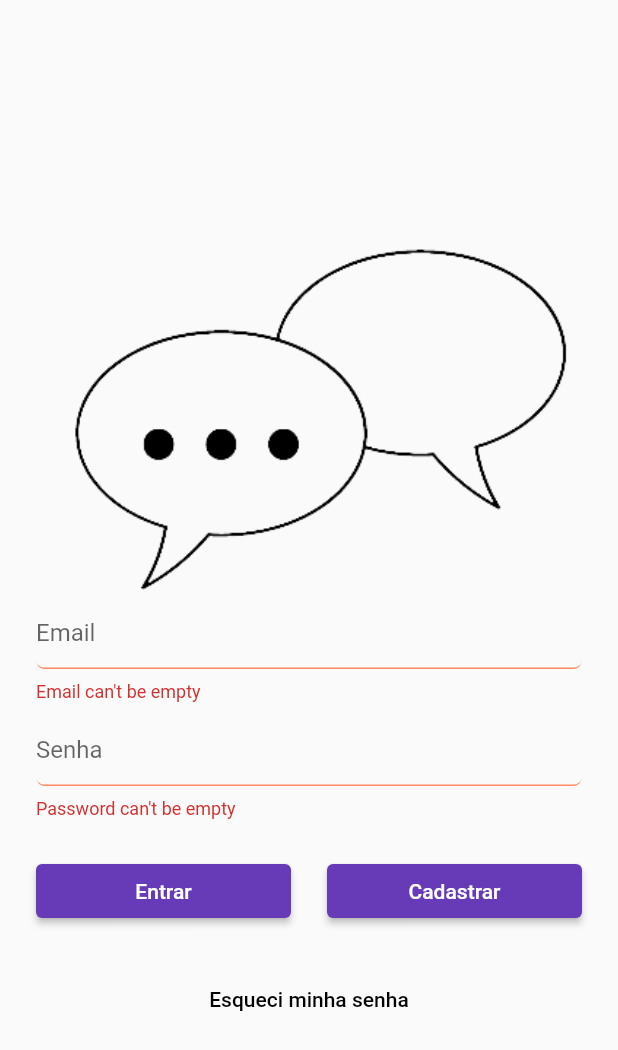
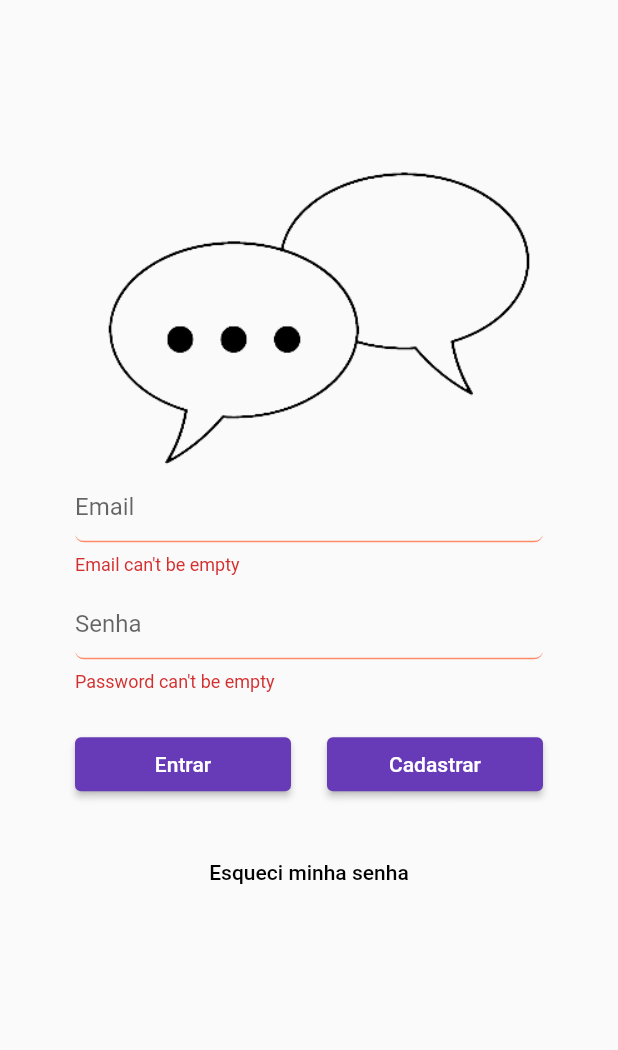
Before and after one commit to viihcullen/yourop, a Flutter app: the screen it shows after launch, after a tap on "Entrar", on a phone screen of 412 x 824 dp. Shown: the top 1050 px of the screen. Run offline on Flutter 3.47's test engine with Material 2 defaults, Android fonts, the phone set to English and light mode, and no system bars; our stand-ins replace firebase_auth, firebase_core, flutter_rating_bar; accounts and stored records are empty; project files that could hold a hidden picture were left out.

Commit message:
Arrumei o layout do Login

```diff
--- a/lib/main.dart
+++ b/lib/main.dart
@@ -1,5 +1,5 @@
 import 'package:flutter/material.dart';
-import 'package:yourop/screen/Login/Cadastrar/ValidarEmail/LoginPage.dart';
+import 'package:yourop/screen/Login/LoginPage.dart';
 
 void main() => runApp(YourOpApp());
 
--- a/lib/screen/Login/Cadastrar/RegisterPage.dart
+++ b/lib/screen/Login/Cadastrar/RegisterPage.dart
@@ -31,16 +31,15 @@ class _RegisterPageState extends State<RegisterPage> {
         _focusPassword.unfocus();
       },
       child: Scaffold(
-        appBar: AppBar(
-          title: Text('Cadastrar'),
-        ),
-        body: Padding(
-          padding: const EdgeInsets.all(24.0),
-          child: Center(
+        body: Center(
+          child: Container(
+            padding: EdgeInsets.symmetric(vertical: 50, horizontal: 50),
+            child: SingleChildScrollView(
               child: Column(
                 mainAxisAlignment: MainAxisAlignment.center,
+                crossAxisAlignment: CrossAxisAlignment.stretch,
                 children: [
-                Image.asset("logo.png"),
+                  Image.asset("assets/logo.png"),
                   Form(
                     key: _registerFormKey,
                     child: Column(
@@ -83,6 +82,7 @@ class _RegisterPageState extends State<RegisterPage> {
                           controller: _passwordTextController,
                           focusNode: _focusPassword,
                           obscureText: true,
+                          autofocus: true,
                           validator: (value) => Validator.validatePassword(
                             password: value,
                           ),
@@ -127,7 +127,8 @@ class _RegisterPageState extends State<RegisterPage> {
                                                 .pushAndRemoveUntil(
                                               MaterialPageRoute(
                                                 builder: (context) =>
-                                                  ValidarEmailPage(user: user),
+                                                    ValidarEmailPage(
+                                                        user: user),
                                               ),
                                               ModalRoute.withName('/'),
                                             );
@@ -150,6 +151,7 @@ class _RegisterPageState extends State<RegisterPage> {
             ),
           ),
         ),
+      ),
     );
   }
 }
--- a/lib/screen/Login/Cadastrar/ValidarEmail/LoginPage.dart
+++ /dev/null
@@ -1,205 +0,0 @@
-import 'package:firebase_auth/firebase_auth.dart';
-import 'package:firebase_core/firebase_core.dart';
-import 'package:yourop/services/firebase_options.dart';
-import 'package:flutter/material.dart';
-import 'package:yourop/navigation_controller.dart';
-import 'package:yourop/screen/Login/Cadastrar/ValidarEmail/ValidarEmailPage.dart';
-import 'package:yourop/services/validator.dart';
-import 'package:yourop/services/fire_auth.dart';
-import '../RegisterPage.dart';
-
-class LoginPage extends StatefulWidget {
-  @override
-  _LoginPageState createState() => _LoginPageState();
-}
-
-class _LoginPageState extends State<LoginPage> {
-  final _formKey = GlobalKey<FormState>();
-
-  final _emailTextController = TextEditingController();
-  final _passwordTextController = TextEditingController();
-
-  final _focusEmail = FocusNode();
-  final _focusPassword = FocusNode();
-
-  bool _isProcessing = false;
-
-  Future<FirebaseApp> _initializeFirebase() async {
-    FirebaseApp firebaseApp = await Firebase.initializeApp(
-        options: DefaultFirebaseOptions.currentPlatform);
-
-    User? user = FirebaseAuth.instance.currentUser;
-
-    if (user != null) {
-      Navigator.of(context).push(
-        MaterialPageRoute(
-            builder: (context) => NavigationController(),
-            fullscreenDialog: false),
-      );
-    }
-
-    return firebaseApp;
-  }
-
-  @override
-  Widget build(BuildContext context) {
-    return GestureDetector(
-      onTap: () {
-        _focusEmail.unfocus();
-        _focusPassword.unfocus();
-      },
-      child: Scaffold(
-        body: FutureBuilder(
-          future: _initializeFirebase(),
-          builder: (context, snapshot) {
-            if (snapshot.connectionState == ConnectionState.done) {
-              return Padding(
-                padding: const EdgeInsets.only(
-                    left: 24.0, right: 24.0, top: 15, bottom: 0),
-                child: Column(
-                  mainAxisAlignment: MainAxisAlignment.center,
-                  children: [
-                    Image.asset("assets/logo.png"),
-                    Form(
-                      key: _formKey,
-                      child: Column(
-                        children: <Widget>[
-                          TextFormField(
-                            controller: _emailTextController,
-                            focusNode: _focusEmail,
-                            validator: (value) => Validator.validateEmail(
-                              email: value,
-                            ),
-                            decoration: InputDecoration(
-                              hintText: "Email",
-                              errorBorder: UnderlineInputBorder(
-                                borderRadius: BorderRadius.circular(6.0),
-                                borderSide: BorderSide(
-                                  color: Colors.deepOrange.shade300,
-                                ),
-                              ),
-                            ),
-                          ),
-                          SizedBox(height: 8.0),
-                          TextFormField(
-                            controller: _passwordTextController,
-                            focusNode: _focusPassword,
-                            obscureText: true,
-                            validator: (value) => Validator.validatePassword(
-                              password: value,
-                            ),
-                            decoration: InputDecoration(
-                              hintText: "Senha",
-                              errorBorder: UnderlineInputBorder(
-                                borderRadius: BorderRadius.circular(6.0),
-                                borderSide: BorderSide(
-                                  color: Colors.deepOrange.shade300,
-                                ),
-                              ),
-                            ),
-                          ),
-                          SizedBox(height: 24.0),
-                          _isProcessing
-                              ? CircularProgressIndicator()
-                              : Row(
-                                  mainAxisAlignment:
-                                      MainAxisAlignment.spaceBetween,
-                                  children: [
-                                    Expanded(
-                                      child: ElevatedButton(
-                                        onPressed: () async {
-                                          _focusEmail.unfocus();
-                                          _focusPassword.unfocus();
-
-                                          if (_formKey.currentState!
-                                              .validate()) {
-                                            setState(() {
-                                              _isProcessing = true;
-                                            });
-
-                                            User? user = await FireAuth
-                                                .signInUsingEmailPassword(
-                                              email: _emailTextController.text,
-                                              password:
-                                                  _passwordTextController.text,
-                                            );
-
-                                            setState(() {
-                                              _isProcessing = false;
-                                            });
-
-                                            if (user != null) {
-                                              Navigator.of(context)
-                                                  .pushReplacement(
-                                                MaterialPageRoute(
-                                                  builder: (context) =>
-                                                      ValidarEmailPage(
-                                                          user: user),
-                                                ),
-                                              );
-                                            }
-                                          }
-                                        },
-                                        child: Text(
-                                          'Entrar',
-                                          style: TextStyle(color: Colors.white),
-                                        ),
-                                      ),
-                                    ),
-                                    SizedBox(
-                                      width: 24.0,
-                                      height: 24.0,
-                                    ),
-                                    Expanded(
-                                      child: ElevatedButton(
-                                        onPressed: () {
-                                          Navigator.of(context).push(
-                                            MaterialPageRoute(
-                                              builder: (context) =>
-                                                  RegisterPage(),
-                                            ),
-                                          );
-                                        },
-                                        child: Text(
-                                          'Cadastrar',
-                                          style: TextStyle(color: Colors.white),
-                                        ),
-                                      ),
-                                    ),
-                                  ],
-                                ),
-                          SizedBox(
-                            height: 24.0,
-                          ),
-                          Container(
-                            child: TextButton(
-                              onPressed: () {
-                                Navigator.of(context).push(
-                                  MaterialPageRoute(
-                                    builder: (context) => RegisterPage(),
-                                  ),
-                                );
-                              },
-                              child: Text(
-                                'Esqueci minha senha',
-                                style: TextStyle(color: Colors.black),
-                              ),
-                            ),
-                          ),
-                        ],
-                      ),
-                    )
-                  ],
-                ),
-              );
-            }
-
-            return Center(
-              child: CircularProgressIndicator(),
-            );
-          },
-        ),
-      ),
-    );
-  }
-}
--- a/lib/screen/Login/Cadastrar/ValidarEmail/ValidarEmailPage.dart
+++ b/lib/screen/Login/Cadastrar/ValidarEmail/ValidarEmailPage.dart
@@ -1,6 +1,6 @@
 import 'package:firebase_auth/firebase_auth.dart';
 import 'package:flutter/material.dart';
-import 'LoginPage.dart';
+import '../../LoginPage.dart';
 import 'package:yourop/services/fire_auth.dart';
 
 class ValidarEmailPage extends StatefulWidget {
--- /dev/null
+++ b/lib/screen/Login/LoginPage.dart
@@ -0,0 +1,215 @@
+import 'package:firebase_auth/firebase_auth.dart';
+import 'package:firebase_core/firebase_core.dart';
+import 'package:yourop/services/firebase_options.dart';
+import 'package:flutter/material.dart';
+import 'package:yourop/navigation_controller.dart';
+import 'package:yourop/screen/Login/Cadastrar/ValidarEmail/ValidarEmailPage.dart';
+import 'package:yourop/services/validator.dart';
+import 'package:yourop/services/fire_auth.dart';
+import 'Cadastrar/RegisterPage.dart';
+
+class LoginPage extends StatefulWidget {
+  @override
+  _LoginPageState createState() => _LoginPageState();
+}
+
+class _LoginPageState extends State<LoginPage> {
+  final _formKey = GlobalKey<FormState>();
+
+  final _emailTextController = TextEditingController();
+  final _passwordTextController = TextEditingController();
+
+  final _focusEmail = FocusNode();
+  final _focusPassword = FocusNode();
+
+  bool _isProcessing = false;
+
+  Future<FirebaseApp> _initializeFirebase() async {
+    FirebaseApp firebaseApp = await Firebase.initializeApp(
+        options: DefaultFirebaseOptions.currentPlatform);
+
+    User? user = FirebaseAuth.instance.currentUser;
+
+    if (user != null) {
+      Navigator.of(context).push(
+        MaterialPageRoute(
+            builder: (context) => NavigationController(),
+            fullscreenDialog: false),
+      );
+    }
+
+    return firebaseApp;
+  }
+
+  @override
+  Widget build(BuildContext context) {
+    return GestureDetector(
+      onTap: () {
+        _focusEmail.unfocus();
+        _focusPassword.unfocus();
+      },
+      child: Scaffold(
+        body: FutureBuilder(
+          future: _initializeFirebase(),
+          builder: (context, snapshot) {
+            if (snapshot.connectionState == ConnectionState.done) {
+              return Center(
+                child: Container(
+                  width: MediaQuery.of(context).size.width,
+                  height: MediaQuery.of(context).size.height,
+                  padding: EdgeInsets.symmetric(horizontal: 50, vertical: 100),
+                  child: SingleChildScrollView(
+                    child: Column(
+                      mainAxisAlignment: MainAxisAlignment.center,
+                      children: [
+                        Image.asset("assets/logo.png"),
+                        Form(
+                          key: _formKey,
+                          child: Column(
+                            children: <Widget>[
+                              TextFormField(
+                                controller: _emailTextController,
+                                focusNode: _focusEmail,
+                                validator: (value) => Validator.validateEmail(
+                                  email: value,
+                                ),
+                                decoration: InputDecoration(
+                                  hintText: "Email",
+                                  errorBorder: UnderlineInputBorder(
+                                    borderRadius: BorderRadius.circular(6.0),
+                                    borderSide: BorderSide(
+                                      color: Colors.deepOrange.shade300,
+                                    ),
+                                  ),
+                                ),
+                              ),
+                              SizedBox(height: 8.0),
+                              TextFormField(
+                                controller: _passwordTextController,
+                                focusNode: _focusPassword,
+                                obscureText: true,
+                                validator: (value) =>
+                                    Validator.validatePassword(
+                                  password: value,
+                                ),
+                                decoration: InputDecoration(
+                                  hintText: "Senha",
+                                  errorBorder: UnderlineInputBorder(
+                                    borderRadius: BorderRadius.circular(6.0),
+                                    borderSide: BorderSide(
+                                      color: Colors.deepOrange.shade300,
+                                    ),
+                                  ),
+                                ),
+                              ),
+                              SizedBox(height: 24.0),
+                              _isProcessing
+                                  ? CircularProgressIndicator()
+                                  : Row(
+                                      mainAxisAlignment:
+                                          MainAxisAlignment.spaceBetween,
+                                      children: [
+                                        Expanded(
+                                          child: ElevatedButton(
+                                            onPressed: () async {
+                                              _focusEmail.unfocus();
+                                              _focusPassword.unfocus();
+
+                                              if (_formKey.currentState!
+                                                  .validate()) {
+                                                setState(() {
+                                                  _isProcessing = true;
+                                                });
+
+                                                User? user = await FireAuth
+                                                    .signInUsingEmailPassword(
+                                                  email:
+                                                      _emailTextController.text,
+                                                  password:
+                                                      _passwordTextController
+                                                          .text,
+                                                );
+
+                                                setState(() {
+                                                  _isProcessing = false;
+                                                });
+
+                                                if (user != null) {
+                                                  Navigator.of(context)
+                                                      .pushReplacement(
+                                                    MaterialPageRoute(
+                                                      builder: (context) =>
+                                                          ValidarEmailPage(
+                                                              user: user),
+                                                    ),
+                                                  );
+                                                }
+                                              }
+                                            },
+                                            child: Text(
+                                              'Entrar',
+                                              style: TextStyle(
+                                                  color: Colors.white),
+                                            ),
+                                          ),
+                                        ),
+                                        SizedBox(
+                                          width: 24.0,
+                                          height: 24.0,
+                                        ),
+                                        Expanded(
+                                          child: ElevatedButton(
+                                            onPressed: () {
+                                              Navigator.of(context).push(
+                                                MaterialPageRoute(
+                                                  builder: (context) =>
+                                                      RegisterPage(),
+                                                ),
+                                              );
+                                            },
+                                            child: Text(
+                                              'Cadastrar',
+                                              style: TextStyle(
+                                                  color: Colors.white),
+                                            ),
+                                          ),
+                                        ),
+                                      ],
+                                    ),
+                              SizedBox(
+                                height: 24.0,
+                              ),
+                              Container(
+                                child: TextButton(
+                                  onPressed: () {
+                                    Navigator.of(context).push(
+                                      MaterialPageRoute(
+                                        builder: (context) => RegisterPage(),
+                                      ),
+                                    );
+                                  },
+                                  child: Text(
+                                    'Esqueci minha senha',
+                                    style: TextStyle(color: Colors.black),
+                                  ),
+                                ),
+                              ),
+                            ],
+                          ),
+                        )
+                      ],
+                    ),
+                  ),
+                ),
+              );
+            }
+
+            return Center(
+              child: CircularProgressIndicator(),
+            );
+          },
+        ),
+      ),
+    );
+  }
+}
--- a/lib/screen/Perfil/ProfilePage.dart
+++ b/lib/screen/Perfil/ProfilePage.dart
@@ -103,9 +103,6 @@ class _ProfilePageState extends State<ProfilePage> {
           children: [
             const CircleAvatar(
               radius: 60,
-              backgroundImage: NetworkImage(
-                'https://example.com/user_profile_image.jpg',
-              ),
             ),
             const SizedBox(height: 20),
             _isEditing
--- a/lib/screen/Perfil/Teste.dart
+++ b/lib/screen/Perfil/Teste.dart
@@ -21,9 +21,9 @@ class Teste extends StatelessWidget {
             SizedBox(height: 20),
             CircleAvatar(
               radius: 80,
-              backgroundImage: NetworkImage(
-                'https://example.com/user_profile_image.jpg', // URL da imagem do perfil
-              ),
+              //backgroundImage: NetworkImage(
+              //'https://example.com/user_profile_image.jpg', // URL da imagem do perfil
+              //),
             ),
             SizedBox(height: 20),
             Text(
```
Lines whose indentation alone changed are shown as unchanged.
